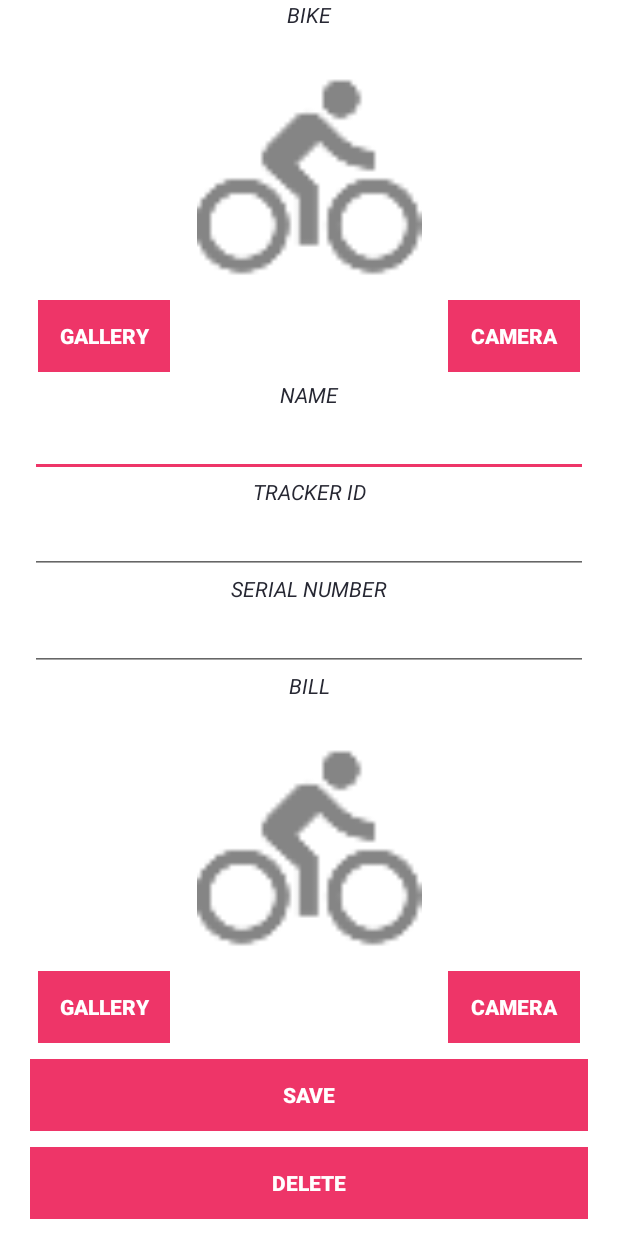
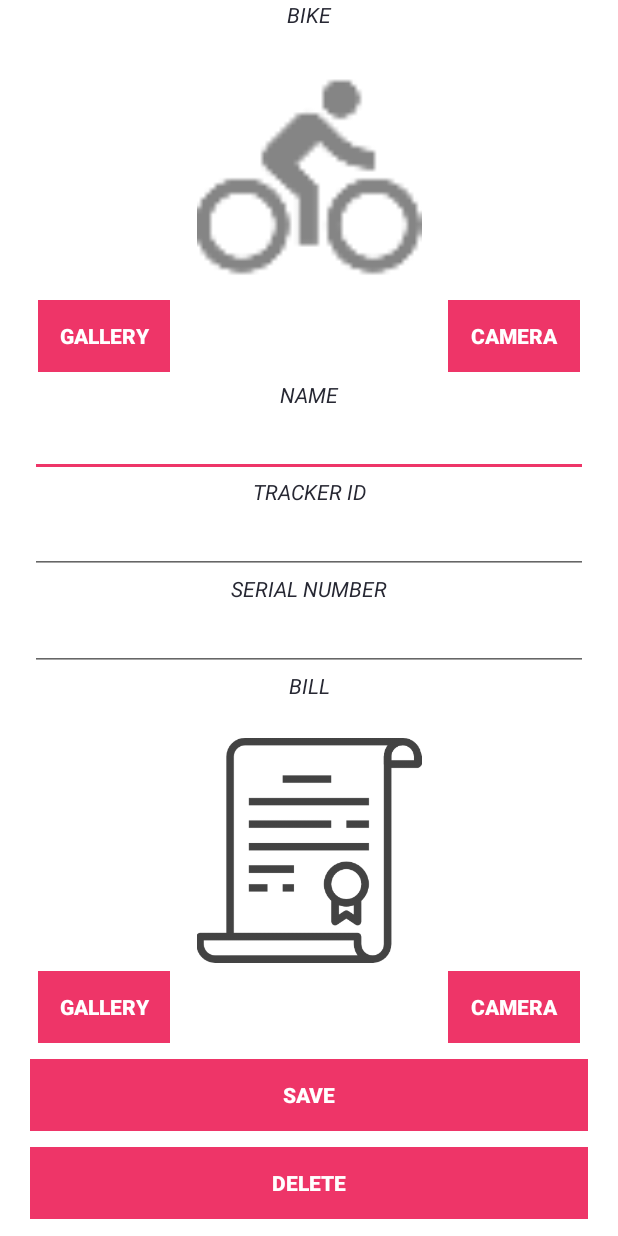
Before and after one commit to BikeTrack/Android, an Android app: the layout activity_edit_bike.xml on its own in the app's theme, with its tools: preview values and no code run, on a phone screen of 412 x 824 dp. Run offline under Robolectric (Android 15) with nearby library versions, the phone set to English and light mode, and no system bars.

Commit message:
facture design

```diff
--- a/app/src/main/res/layout/activity_edit_bike.xml
+++ b/app/src/main/res/layout/activity_edit_bike.xml
@@ -186,7 +186,8 @@
                 android:adjustViewBounds="true"
                 android:maxHeight="150dp"
                 android:scaleType="fitCenter"
-                android:src="@drawable/ic_bike_no_picture" />
+                android:src="@drawable/bill"
+                android:tint="@color/cardview_dark_background" />
 
             <RelativeLayout
                 android:layout_width="match_parent"
```
